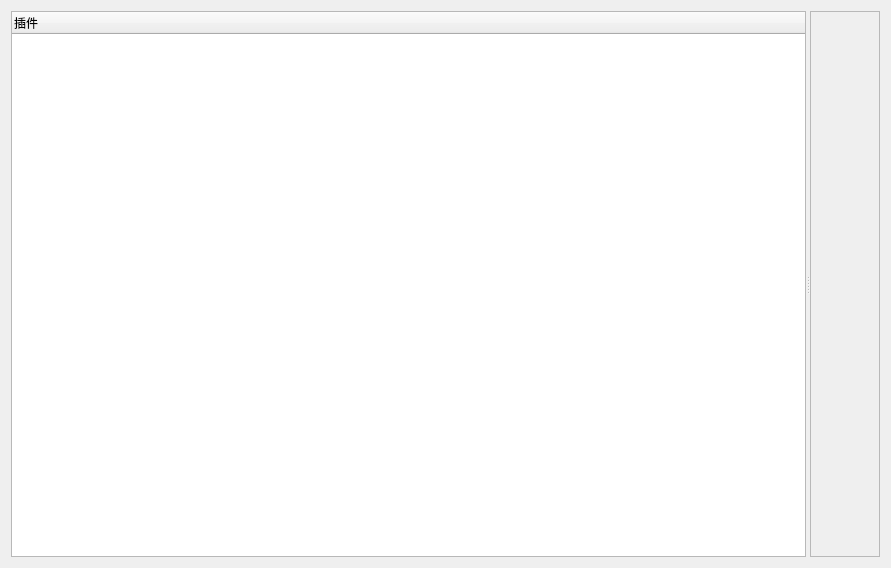
First picture: the form in Tools/ui/center.ui, repository abjzk/qtCPlusPlus_deepseek_Plugin, before the edit.
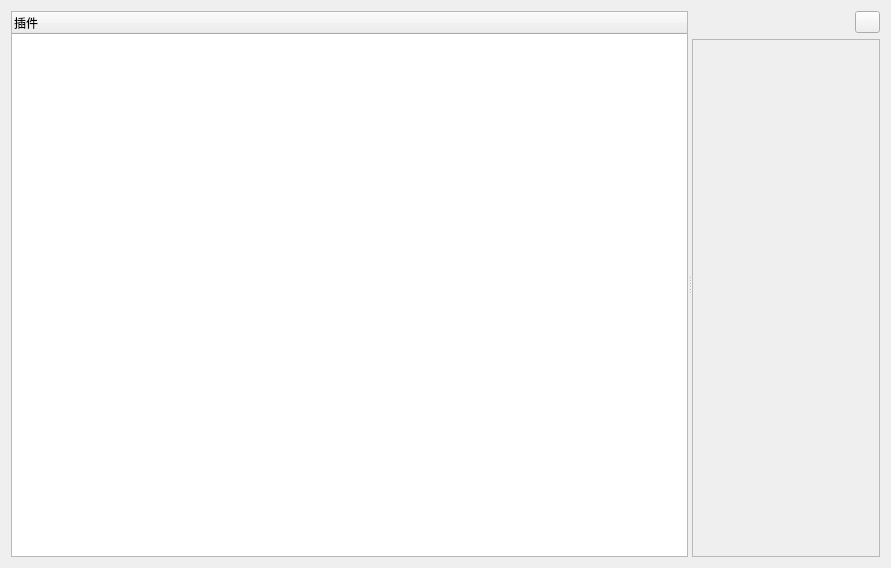
Second picture: the form after the edit. Icons and pictures are not drawn.

The edit to the form file:
```diff
--- a/Tools/ui/center.ui
+++ b/Tools/ui/center.ui
@@ -13,7 +13,7 @@
   <property name="windowTitle">
    <string>Form</string>
   </property>
-  <layout class="QGridLayout" name="gridLayout">
+  <layout class="QGridLayout" name="gridLayout_2">
    <item row="0" column="0">
     <widget class="QSplitter" name="splitter">
      <property name="orientation">
@@ -26,6 +26,51 @@
        </property>
       </column>
      </widget>
+     <widget class="QWidget" name="widget" native="true">
+      <layout class="QGridLayout" name="gridLayout">
+       <property name="leftMargin">
+        <number>0</number>
+       </property>
+       <property name="topMargin">
+        <number>0</number>
+       </property>
+       <property name="rightMargin">
+        <number>0</number>
+       </property>
+       <property name="bottomMargin">
+        <number>0</number>
+       </property>
+       <item row="0" column="0">
+        <spacer name="horizontalSpacer">
+         <property name="orientation">
+          <enum>Qt::Orientation::Horizontal</enum>
+         </property>
+         <property name="sizeHint" stdset="0">
+          <size>
+           <width>40</width>
+           <height>20</height>
+          </size>
+         </property>
+        </spacer>
+       </item>
+       <item row="0" column="1">
+        <widget class="QPushButton" name="pushButton">
+         <property name="maximumSize">
+          <size>
+           <width>25</width>
+           <height>25</height>
+          </size>
+         </property>
+         <property name="text">
+          <string/>
+         </property>
+         <property name="icon">
+          <iconset resource="../res/Resource.qrc">
+           <normaloff>:/res/icon/set.png</normaloff>:/res/icon/set.png</iconset>
+         </property>
+        </widget>
+       </item>
+       <item row="1" column="0" colspan="2">
      <widget class="QScrollArea" name="scrollArea">
       <property name="widgetResizable">
        <bool>true</bool>
@@ -35,13 +80,16 @@
         <rect>
          <x>0</x>
          <y>0</y>
-         <width>54</width>
-         <height>548</height>
+            <width>460</width>
+            <height>518</height>
         </rect>
        </property>
       </widget>
      </widget>
-    </widget>
+       </item>
+      </layout>
+     </widget>
+    </widget>
    </item>
   </layout>
  </widget>
```
Left out of the diff: 4 changed lines with no effect on the pictures. Lines whose indentation alone changed are shown as unchanged.
